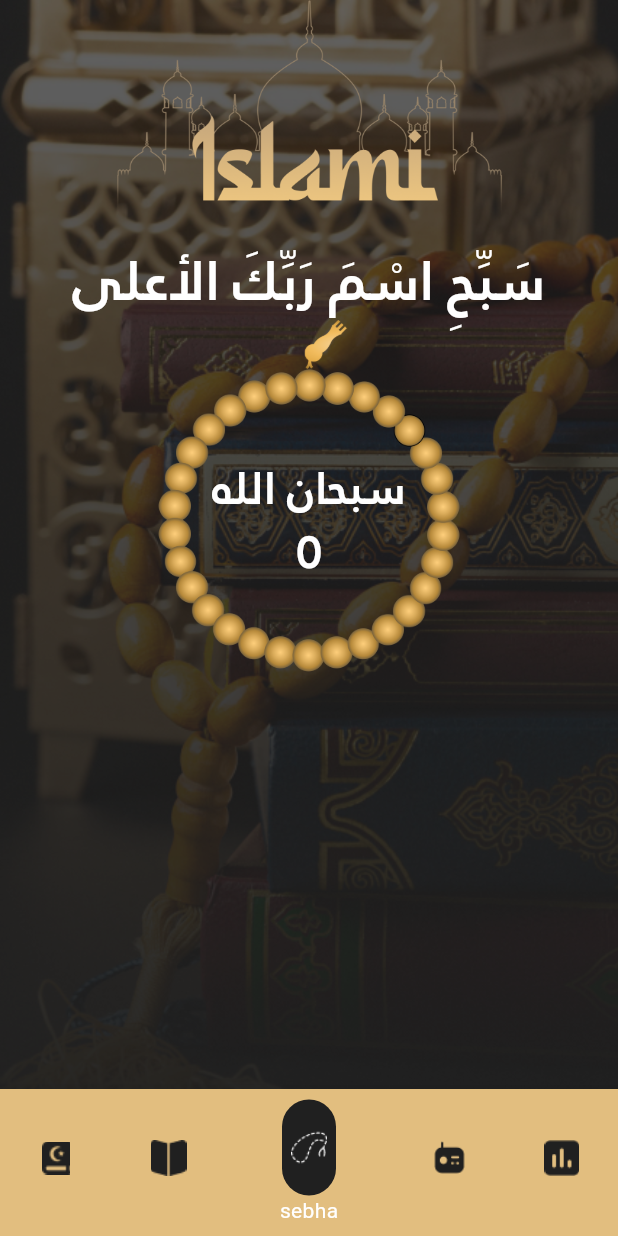
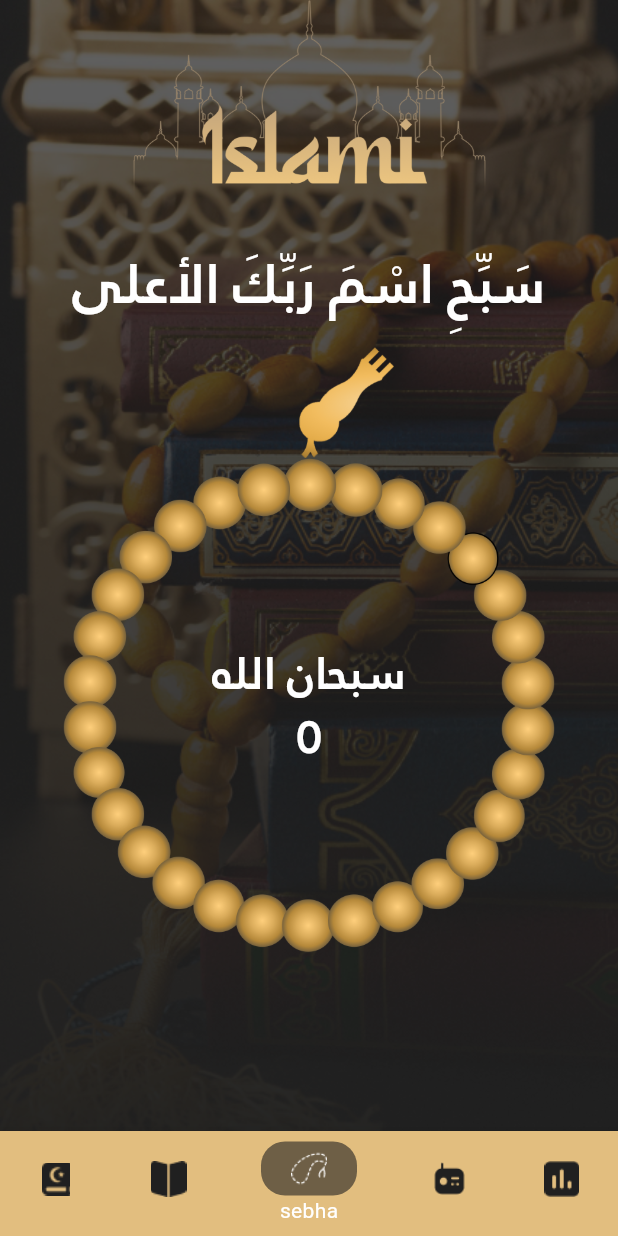
Before and after one commit to nada-afia/islami_projects, a Flutter app: the HomeScreen screen opened by its route, item 3 of the bottom bar chosen, on a phone screen of 412 x 824 dp. Run offline on Flutter 3.47's test engine with Material 3 defaults, Android fonts, the phone set to English and light mode, and no system bars; drawn by our look-alikes of flutter_animate; our stand-ins replace introduction_screen.

Commit message:
Update Sebha screen dimensions, adjust home screen and app colors

```diff
--- a/lib/islami/home_screen.dart
+++ b/lib/islami/home_screen.dart
@@ -1,5 +1,5 @@
 import 'package:flutter/material.dart';
-import 'package:islami_project/islami/sebha/sebha.dart';
+import 'package:islami_project/islami/sebha/sebha_screen.dart';
 import '../utilits/app_colors.dart';
 import '../utilits/app_images.dart';
 import 'bottom_nav.dart';
@@ -76,10 +76,10 @@ class _HomeScreenState extends State<HomeScreen> {
   Widget bottom({required int index, required String nameic}) {
     return selectedidex == index
         ? Container(
-      padding: const EdgeInsets.symmetric(horizontal: 6, vertical: 20),
+      padding: const EdgeInsets.symmetric(horizontal: 20, vertical: 6),
       decoration: BoxDecoration(
-        borderRadius: BorderRadius.circular(66),
-        color: AppColors.black,
+        borderRadius: BorderRadius.circular(16),
+        color: AppColors.blackbg,
       ),
       child: ImageIcon(AssetImage(nameic)),
     )
--- a/lib/islami/sebha/sebha.dart
+++ /dev/null
@@ -1,87 +0,0 @@
-import 'package:flutter/cupertino.dart';
-import 'package:flutter/material.dart';
-import 'package:islami_project/utilits/app_colors.dart';
-import 'package:islami_project/utilits/app_images.dart';
-import 'package:flutter_animate/flutter_animate.dart';
-
-class SebhaScreen extends StatefulWidget{
-
-
-  @override
-  State<SebhaScreen> createState() => _SebhaScreenState();
-}
-
-class _SebhaScreenState extends State<SebhaScreen> {
-  int count=0;
-  AnimationController? sebhaController;
-  int zekrIndex = 0;
-
-  List<String> azkar = [
-    "سبحان الله",
-    "الحمد لله",
-    "الله أكبر",
-  ];
-  @override
-  Widget build(BuildContext context) {
-    var width = MediaQuery.of(context).size.width*0.67;
-    var height  = MediaQuery.of(context).size.height*0.67;
-    return
-      Column(
-        children: [
-          Image.asset(AppImages.islamilogo,width: width,),
-          Text("سَبِّحِ اسْمَ رَبِّكَ الأعلى",style: TextStyle(color: AppColors.white,fontFamily: 'JannaLTBold',
-            fontSize: 36,),),
-
-          Center(child: Image.asset(AppImages.sebhaconst,
-            width: MediaQuery.of(context).size.width*0.33,
-            height:MediaQuery.of(context).size.width*0.08 ,
-          )),
-           GestureDetector(
-               onTap: () {
-                setState(() {
-                  count++;
-                   });
-                if (count == 34) {
-                  zekrIndex++;
-                  count=0;
-                  if (zekrIndex >= azkar.length) {
-                    zekrIndex = 0; // يرجع لأول ذكر
-                  }
-                }
-                sebhaController?.forward(from: 0);
-                },
-             child:
-          Stack(
-            alignment: Alignment.center,
-            children: [
-              Center(child: Image.asset(AppImages.sebhascreen,
-            width: MediaQuery.of(context).size.width*0.88,
-                height:MediaQuery.of(context).size.width*0.49 ,
-            )).animate(
-                onInit: (controller) => sebhaController = controller,
-                onPlay: (controller) async {
-                  await controller.forward(from: 0);
-                  await Future.delayed(200.ms);
-                  controller.reverse();
-                },
-              ).rotate(
-                duration: 300.ms,
-                begin: 0,
-                end: 0.1, // لفة بسيطة (لو عايزة أكبر خليه 0.25 = ربع لفة)
-                curve: Curves.easeOut,
-              ),
-            Spacer(),
-            Column(
-              children: [
-                Text(azkar[zekrIndex],style: TextStyle(color: AppColors.white,fontFamily:'JannaLTBold',fontSize: 30 ),),
-                SizedBox(width: 50,),
-                Text('$count',style: TextStyle(color: AppColors.white,fontFamily:'JannaLTBold',fontSize: 30 ))
-              ],
-            ),
-
-
-    ],
-    ),)],
-      );
-  }
-}
--- /dev/null
+++ b/lib/islami/sebha/sebha_screen.dart
@@ -0,0 +1,91 @@
+import 'package:flutter/cupertino.dart';
+import 'package:flutter/material.dart';
+import 'package:islami_project/utilits/app_colors.dart';
+import 'package:islami_project/utilits/app_images.dart';
+import 'package:flutter_animate/flutter_animate.dart';
+
+class SebhaScreen extends StatefulWidget{
+
+
+  @override
+  State<SebhaScreen> createState() => _SebhaScreenState();
+}
+
+class _SebhaScreenState extends State<SebhaScreen> {
+  int count=0;
+  AnimationController? sebhaController;
+  int zekrIndex = 0;
+
+  List<String> azkar = [
+    "سبحان الله",
+    "الحمد لله",
+    "الله أكبر",
+  ];
+  @override
+  Widget build(BuildContext context) {
+    var width = MediaQuery.of(context).size.width;
+    var height  = MediaQuery.of(context).size.height;
+    return Scaffold( body: Column(
+      children: [
+        Expanded(child: Column(children: [
+
+          Image.asset(AppImages.islamilogo,width: width*0.67,height: height*0.18,),
+          Padding(
+            padding: const EdgeInsets.symmetric(vertical: 16),
+            child: Text("سَبِّحِ اسْمَ رَبِّكَ الأعلى",
+              style: TextStyle(color: AppColors.white,fontFamily: 'JannaLTBold',
+              fontSize: 36,),),
+          ),
+          Center(child: Image.asset(AppImages.sebhaconst,
+           width: width*0.33, height: height*0.09,
+          )),
+          GestureDetector(
+            onTap: () {
+              setState(() {
+                count++;
+              });
+              if (count == 34) {
+                zekrIndex++;
+                count=0;
+                if (zekrIndex >= azkar.length) {
+                  zekrIndex = 0;
+                }
+              }
+              sebhaController?.forward(from: 0);
+            },
+            child:
+            Stack(
+              alignment: Alignment.center,
+              children: [
+                Center(child: Image.asset(AppImages.sebhascreen,
+                  width:width*0.88,
+                  height:height*0.40,
+                )).animate(
+                  onInit: (controller) => sebhaController = controller,
+                  onPlay: (controller) async {
+                    await controller.forward(from: 0);
+                    await Future.delayed(200.ms);
+                    controller.reverse();
+                  },
+                ).rotate(
+                  duration: 300.ms,
+                  begin: 0,
+                  end:0.1,
+                  curve: Curves.easeOut,
+                ),
+                Column(
+                  children: [
+                    Text(azkar[zekrIndex],style: TextStyle(color: AppColors.white,fontFamily:'JannaLTBold',fontSize: 30 ),),
+                    SizedBox(width: 50,),
+                    Text('$count',style: TextStyle(color: AppColors.white,fontFamily:'JannaLTBold',fontSize: 30 ))
+                  ],
+                ),
+
+
+              ],
+            ),)],
+        ))
+
+    ]));
+  }
+}
--- a/lib/utilits/app_colors.dart
+++ b/lib/utilits/app_colors.dart
@@ -6,5 +6,5 @@ class AppColors {
   static const Color black = Color(0xFF202020);
   static const Color white = Color(0xFFFFFFFF);
   static const Color transpert = Colors.transparent;
-  static const Color blackbg = Colors.black;
+  static const Color blackbg = Color(0x99202020);
 }
```
